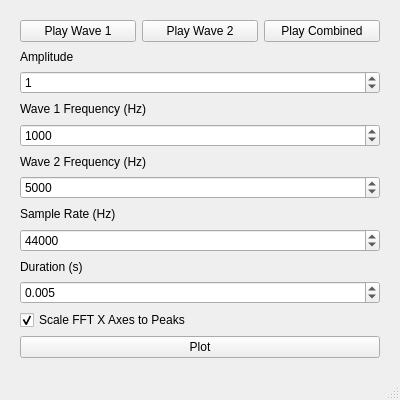
The window that assets/MainWindow.ui (lachesis17/FFT_Wave) describes before a commit, drawn with Qt 5.
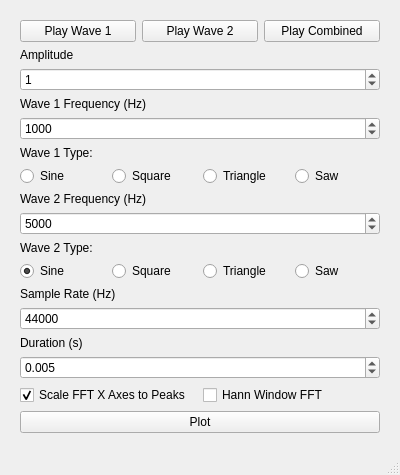
The same window after the commit. Icons and pictures are not drawn.

Commit message:
add square, triangle saw waves & hann window FFT
added different wave types per wave and added a hann window to FFT

```diff
--- a/assets/MainWindow.ui
+++ b/assets/MainWindow.ui
@@ -7,7 +7,7 @@
     <x>0</x>
     <y>0</y>
     <width>400</width>
-    <height>400</height>
+    <height>475</height>
    </rect>
   </property>
   <property name="windowTitle">
@@ -95,6 +95,48 @@
         </property>
        </widget>
       </item>
+      <item>
+       <widget class="QLabel" name="label_6">
+        <property name="text">
+         <string>Wave 1 Type:</string>
+        </property>
+       </widget>
+      </item>
+      <item>
+       <layout class="QHBoxLayout" name="horizontalLayout_3">
+        <item>
+         <widget class="QRadioButton" name="sine_1">
+          <property name="text">
+           <string>Sine</string>
+          </property>
+          <property name="checked">
+           <bool>true</bool>
+          </property>
+         </widget>
+        </item>
+        <item>
+         <widget class="QRadioButton" name="square_1">
+          <property name="text">
+           <string>Square</string>
+          </property>
+         </widget>
+        </item>
+        <item>
+         <widget class="QRadioButton" name="triangle_1">
+          <property name="text">
+           <string>Triangle</string>
+          </property>
+         </widget>
+        </item>
+        <item>
+         <widget class="QRadioButton" name="saw_1">
+          <property name="text">
+           <string>Saw</string>
+          </property>
+         </widget>
+        </item>
+       </layout>
+      </item>
       <item>
        <widget class="QLabel" name="label_3">
         <property name="text">
@@ -115,6 +157,48 @@
         </property>
        </widget>
       </item>
+      <item>
+       <widget class="QLabel" name="label_7">
+        <property name="text">
+         <string>Wave 2 Type:</string>
+        </property>
+       </widget>
+      </item>
+      <item>
+       <layout class="QHBoxLayout" name="horizontalLayout_4">
+        <item>
+         <widget class="QRadioButton" name="sine_2">
+          <property name="text">
+           <string>Sine</string>
+          </property>
+          <property name="checked">
+           <bool>true</bool>
+          </property>
+         </widget>
+        </item>
+        <item>
+         <widget class="QRadioButton" name="square_2">
+          <property name="text">
+           <string>Square</string>
+          </property>
+         </widget>
+        </item>
+        <item>
+         <widget class="QRadioButton" name="triangle_2">
+          <property name="text">
+           <string>Triangle</string>
+          </property>
+         </widget>
+        </item>
+        <item>
+         <widget class="QRadioButton" name="saw_2">
+          <property name="text">
+           <string>Saw</string>
+          </property>
+         </widget>
+        </item>
+       </layout>
+      </item>
       <item>
        <widget class="QLabel" name="label_4">
         <property name="text">
@@ -162,14 +246,25 @@
        </widget>
       </item>
       <item>
-       <widget class="QCheckBox" name="scale_axes">
-        <property name="text">
-         <string>Scale FFT X Axes to Peaks</string>
-        </property>
-        <property name="checked">
-         <bool>true</bool>
-        </property>
-       </widget>
+       <layout class="QHBoxLayout" name="horizontalLayout_2">
+        <item>
+         <widget class="QCheckBox" name="scale_axes">
+          <property name="text">
+           <string>Scale FFT X Axes to Peaks</string>
+          </property>
+          <property name="checked">
+           <bool>true</bool>
+          </property>
+         </widget>
+        </item>
+        <item>
+         <widget class="QCheckBox" name="hann_check">
+          <property name="text">
+           <string>Hann Window FFT</string>
+          </property>
+         </widget>
+        </item>
+       </layout>
       </item>
       <item>
        <widget class="QPushButton" name="plot_button">
```
The commit also changes 1 other file.
